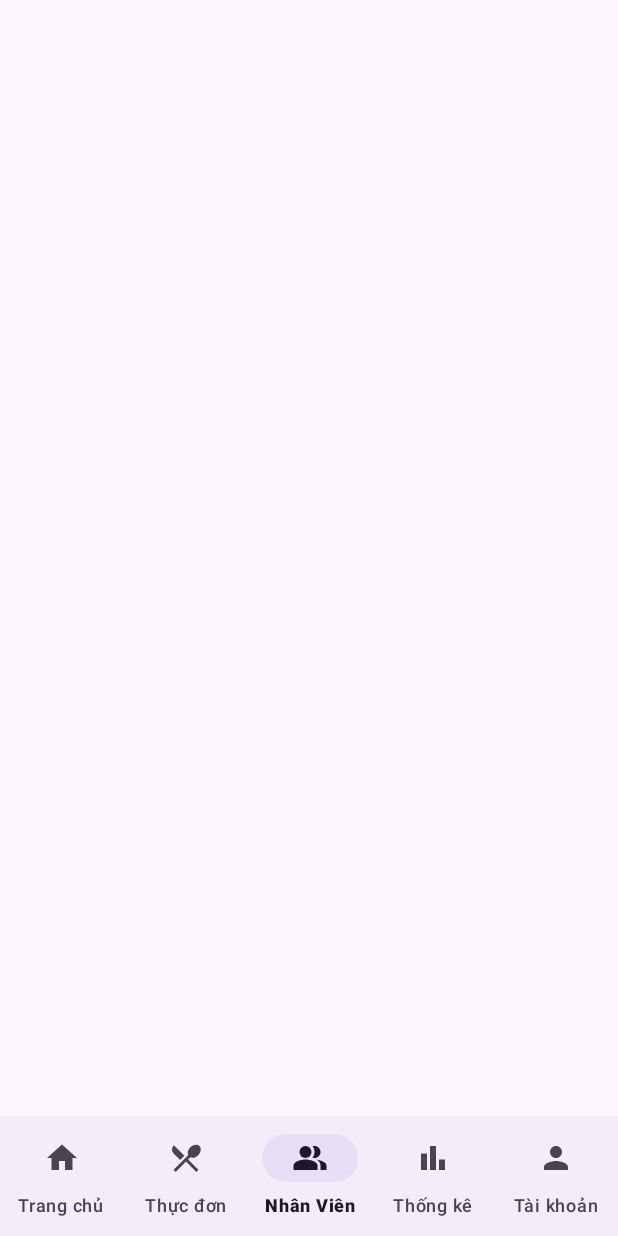
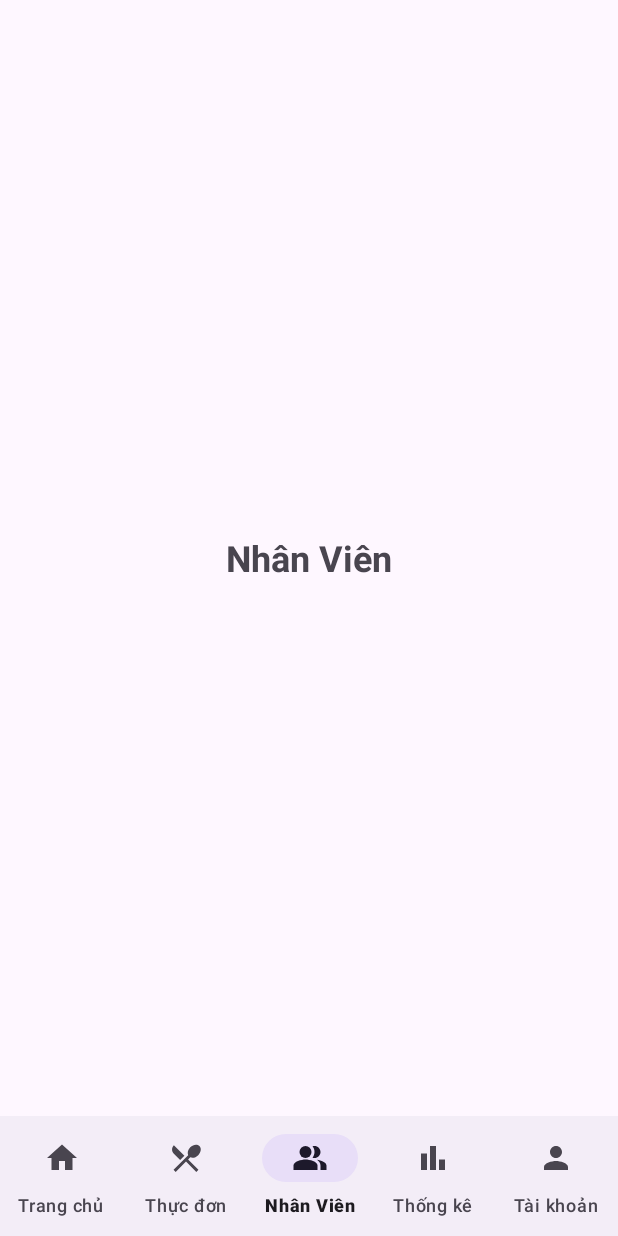
Before and after one commit to truongvu1508/BeanyDrinks, an Android app: the screen it shows after launch (MainActivity), item 3 of the bottom bar chosen, on a phone screen of 412 x 824 dp. Run offline under Robolectric (Android 15) with nearby library versions, the phone set to English and light mode, and no system bars.

Commit message:
update bottom nav bar and create Fragment

```diff
--- /dev/null
+++ b/app/src/main/java/com/example/beanydrinks/HomeFragment.java
@@ -0,0 +1,64 @@
+package com.example.beanydrinks;
+
+import android.os.Bundle;
+
+import androidx.fragment.app.Fragment;
+
+import android.view.LayoutInflater;
+import android.view.View;
+import android.view.ViewGroup;
+
+/**
+ * A simple {@link Fragment} subclass.
+ * Use the {@link HomeFragment#newInstance} factory method to
+ * create an instance of this fragment.
+ */
+public class HomeFragment extends Fragment {
+
+    // TODO: Rename parameter arguments, choose names that match
+    // the fragment initialization parameters, e.g. ARG_ITEM_NUMBER
+    private static final String ARG_PARAM1 = "param1";
+    private static final String ARG_PARAM2 = "param2";
+
+    // TODO: Rename and change types of parameters
+    private String mParam1;
+    private String mParam2;
+
+    public HomeFragment() {
+        // Required empty public constructor
+    }
+
+    /**
+     * Use this factory method to create a new instance of
+     * this fragment using the provided parameters.
+     *
+     * @param param1 Parameter 1.
+     * @param param2 Parameter 2.
+     * @return A new instance of fragment HomeFragment.
+     */
+    // TODO: Rename and change types and number of parameters
+    public static HomeFragment newInstance(String param1, String param2) {
+        HomeFragment fragment = new HomeFragment();
+        Bundle args = new Bundle();
+        args.putString(ARG_PARAM1, param1);
+        args.putString(ARG_PARAM2, param2);
+        fragment.setArguments(args);
+        return fragment;
+    }
+
+    @Override
+    public void onCreate(Bundle savedInstanceState) {
+        super.onCreate(savedInstanceState);
+        if (getArguments() != null) {
+            mParam1 = getArguments().getString(ARG_PARAM1);
+            mParam2 = getArguments().getString(ARG_PARAM2);
+        }
+    }
+
+    @Override
+    public View onCreateView(LayoutInflater inflater, ViewGroup container,
+                             Bundle savedInstanceState) {
+        // Inflate the layout for this fragment
+        return inflater.inflate(R.layout.fragment_home, container, false);
+    }
+}
--- a/app/src/main/java/com/example/beanydrinks/MainActivity.java
+++ b/app/src/main/java/com/example/beanydrinks/MainActivity.java
@@ -7,18 +7,60 @@ import androidx.appcompat.app.AppCompatActivity;
 import androidx.core.graphics.Insets;
 import androidx.core.view.ViewCompat;
 import androidx.core.view.WindowInsetsCompat;
+import androidx.fragment.app.Fragment;
+import androidx.fragment.app.FragmentManager;
+import androidx.fragment.app.FragmentTransaction;
+import com.example.beanydrinks.databinding.ActivityMainBinding;
 
 public class MainActivity extends AppCompatActivity {
+
+    ActivityMainBinding binding;
 
     @Override
     protected void onCreate(Bundle savedInstanceState) {
         super.onCreate(savedInstanceState);
         EdgeToEdge.enable(this);
-        setContentView(R.layout.activity_main);
-        ViewCompat.setOnApplyWindowInsetsListener(findViewById(R.id.main), (v, insets) -> {
+
+        binding = ActivityMainBinding.inflate(getLayoutInflater());
+        setContentView(binding.getRoot());
+
+        ViewCompat.setOnApplyWindowInsetsListener(binding.main, (v, insets) -> {
             Insets systemBars = insets.getInsets(WindowInsetsCompat.Type.systemBars());
             v.setPadding(systemBars.left, systemBars.top, systemBars.right, systemBars.bottom);
             return insets;
         });
+
+        binding.bottomNavigationView.setOnItemSelectedListener(item -> {
+            Fragment selectedFragment = null;
+            int id = item.getItemId();
+
+            if (id == R.id.home) {
+                selectedFragment = new HomeFragment();
+            } else if (id == R.id.menu) {
+                selectedFragment = new MenuFragment();
+            } else if (id == R.id.staff) {
+                selectedFragment = new StaffFragment();
+            } else if (id == R.id.charts) {
+                selectedFragment = new ChartsFragment();
+            } else if (id == R.id.user) {
+                selectedFragment = new AccountFragment();
+            }
+
+            if (selectedFragment != null) {
+                replaceFragment(selectedFragment);
+            }
+            return true;
+        });
+
+        if (savedInstanceState == null) {
+            replaceFragment(new HomeFragment());
+        }
+    }
+
+    private void replaceFragment(Fragment fragment) {
+        FragmentManager fragmentManager = getSupportFragmentManager();
+        FragmentTransaction fragmentTransaction = fragmentManager.beginTransaction();
+        fragmentTransaction.replace(R.id.frame_layout, fragment);
+        fragmentTransaction.commit();
     }
 }
--- /dev/null
+++ b/app/src/main/java/com/example/beanydrinks/StaffFragment.java
@@ -0,0 +1,64 @@
+package com.example.beanydrinks;
+
+import android.os.Bundle;
+
+import androidx.fragment.app.Fragment;
+
+import android.view.LayoutInflater;
+import android.view.View;
+import android.view.ViewGroup;
+
+/**
+ * A simple {@link Fragment} subclass.
+ * Use the {@link StaffFragment#newInstance} factory method to
+ * create an instance of this fragment.
+ */
+public class StaffFragment extends Fragment {
+
+    // TODO: Rename parameter arguments, choose names that match
+    // the fragment initialization parameters, e.g. ARG_ITEM_NUMBER
+    private static final String ARG_PARAM1 = "param1";
+    private static final String ARG_PARAM2 = "param2";
+
+    // TODO: Rename and change types of parameters
+    private String mParam1;
+    private String mParam2;
+
+    public StaffFragment() {
+        // Required empty public constructor
+    }
+
+    /**
+     * Use this factory method to create a new instance of
+     * this fragment using the provided parameters.
+     *
+     * @param param1 Parameter 1.
+     * @param param2 Parameter 2.
+     * @return A new instance of fragment StaffFragment.
+     */
+    // TODO: Rename and change types and number of parameters
+    public static StaffFragment newInstance(String param1, String param2) {
+        StaffFragment fragment = new StaffFragment();
+        Bundle args = new Bundle();
+        args.putString(ARG_PARAM1, param1);
+        args.putString(ARG_PARAM2, param2);
+        fragment.setArguments(args);
+        return fragment;
+    }
+
+    @Override
+    public void onCreate(Bundle savedInstanceState) {
+        super.onCreate(savedInstanceState);
+        if (getArguments() != null) {
+            mParam1 = getArguments().getString(ARG_PARAM1);
+            mParam2 = getArguments().getString(ARG_PARAM2);
+        }
+    }
+
+    @Override
+    public View onCreateView(LayoutInflater inflater, ViewGroup container,
+                             Bundle savedInstanceState) {
+        // Inflate the layout for this fragment
+        return inflater.inflate(R.layout.fragment_staff, container, false);
+    }
+}
--- a/app/src/main/res/layout/activity_main.xml
+++ b/app/src/main/res/layout/activity_main.xml
@@ -7,6 +7,7 @@
     android:layout_height="match_parent"
     tools:context=".MainActivity">
     <FrameLayout
+        android:id="@+id/frame_layout"
         android:layout_width="0dp"
         android:layout_height="0dp"
         app:layout_constraintBottom_toTopOf="@+id/bottomNavigationView"
--- /dev/null
+++ b/app/src/main/res/layout/fragment_staff.xml
@@ -0,0 +1,17 @@
+<?xml version="1.0" encoding="utf-8"?>
+<FrameLayout xmlns:android="http://schemas.android.com/apk/res/android"
+    xmlns:tools="http://schemas.android.com/tools"
+    android:layout_width="match_parent"
+    android:layout_height="match_parent"
+    tools:context=".StaffFragment">
+
+    <!-- TODO: Update blank fragment layout -->
+    <TextView
+        android:layout_width="wrap_content"
+        android:layout_height="wrap_content"
+        android:layout_gravity="center"
+        android:text="@string/staff"
+        android:textSize="24sp"
+        android:textStyle="bold"/>
+
+</FrameLayout>
--- a/app/src/main/res/menu/bottom_nav_menu.xml
+++ b/app/src/main/res/menu/bottom_nav_menu.xml
@@ -1,19 +1,23 @@
 <?xml version="1.0" encoding="utf-8"?>
 <menu xmlns:android="http://schemas.android.com/apk/res/android">
-
-    <item android:title="@string/home"
-        android:icon="@drawable/ic_home_24"
-        android:id="@+id/home"/>
-    <item android:title="@string/menu"
-        android:icon="@drawable/ic_restaurant_menu_24"
-        android:id="@+id/menu"/>
-    <item android:title="@string/staff"
-        android:icon="@drawable/ic_people_alt_24"
-        android:id="@+id/staff"/>
-    <item android:title="@string/charts"
-        android:icon="@drawable/ic_bar_chart_24"
-        android:id="@+id/charts"/>
-    <item android:title="@string/user"
-        android:icon="@drawable/ic_person_24"
-        android:id="@+id/user"/>
+    <item
+        android:id="@+id/home"
+        android:title="@string/home"
+        android:icon="@drawable/ic_home_24"/>
+    <item
+        android:id="@+id/menu"
+        android:title="@string/menu"
+        android:icon="@drawable/ic_restaurant_menu_24"/>
+    <item
+        android:id="@+id/staff"
+        android:title="@string/staff"
+        android:icon="@drawable/ic_people_alt_24"/>
+    <item
+        android:id="@+id/charts"
+        android:title="@string/charts"
+        android:icon="@drawable/ic_bar_chart_24"/>
+    <item
+        android:id="@+id/user"
+        android:title="@string/user"
+        android:icon="@drawable/ic_person_24"/>
 </menu>
--- a/app/src/main/res/values/strings.xml
+++ b/app/src/main/res/values/strings.xml
@@ -5,5 +5,7 @@
     <string name="staff">Nhân Viên</string>
     <string name="charts">Thống kê</string>
     <string name="user">Tài khoản</string>
+    <!-- TODO: Remove or change this placeholder text -->
+    <string name="hello_blank_fragment">Hello blank fragment</string>
 
 </resources>
```
Also changed, not shown: app/build.gradle.kts (+6 -1 lines), app/src/main/java/com/example/beanydrinks/AccountFragment.java (added, +64 -0 lines), app/src/main/java/com/example/beanydrinks/ChartsFragment.java (added, +64 -0 lines), app/src/main/java/com/example/beanydrinks/MenuFragment.java (added, +64 -0 lines), app/src/main/res/layout/fragment_account.xml (added, +17 -0 lines), app/src/main/res/layout/fragment_charts.xml (added, +17 -0 lines), app/src/main/res/layout/fragment_home.xml (added, +16 -0 lines), app/src/main/res/layout/fragment_menu.xml (added, +17 -0 lines).
